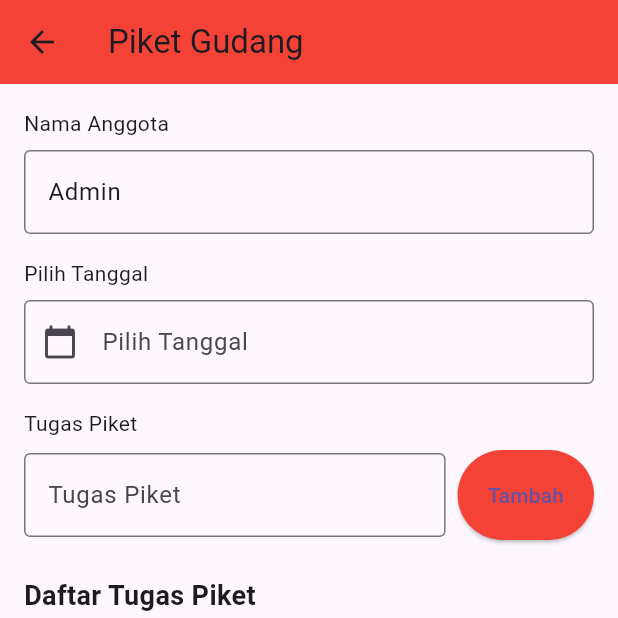
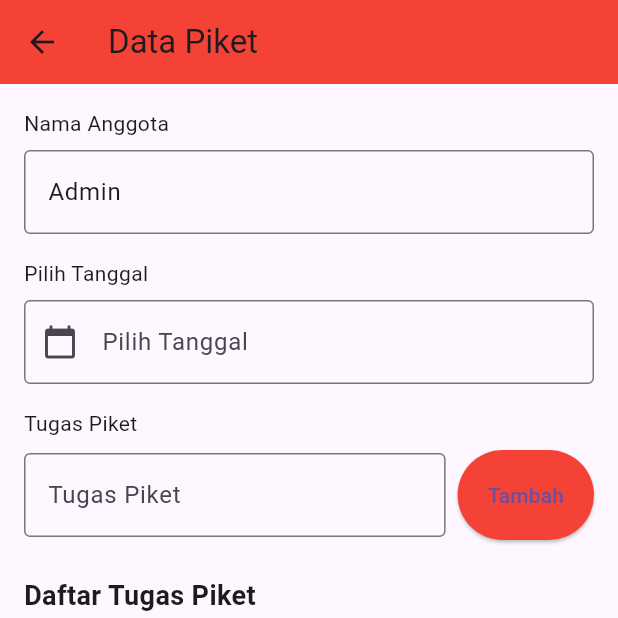
Before and after one commit to AnggaWdnt/20220140140_ucp1flutter, a Flutter app: the DataPiketPage screen opened directly, on a phone screen of 412 x 824 dp, the top half of it. Run offline on Flutter 3.47's test engine with Material 3 defaults, Android fonts, the phone set to English and light mode, and no system bars.

Commit message:
merubah nama appbar

```diff
--- a/lib/datapiketpage.dart
+++ b/lib/datapiketpage.dart
@@ -50,7 +50,7 @@ class _OrderPageState extends State<DataPiketPage
   Widget build(BuildContext context) {
     return Scaffold(
       appBar: AppBar(
-        title: Text('Piket Gudang'),
+        title: Text('Data Piket'),
         backgroundColor: Colors.red,
       ),
       body: Padding(
```
